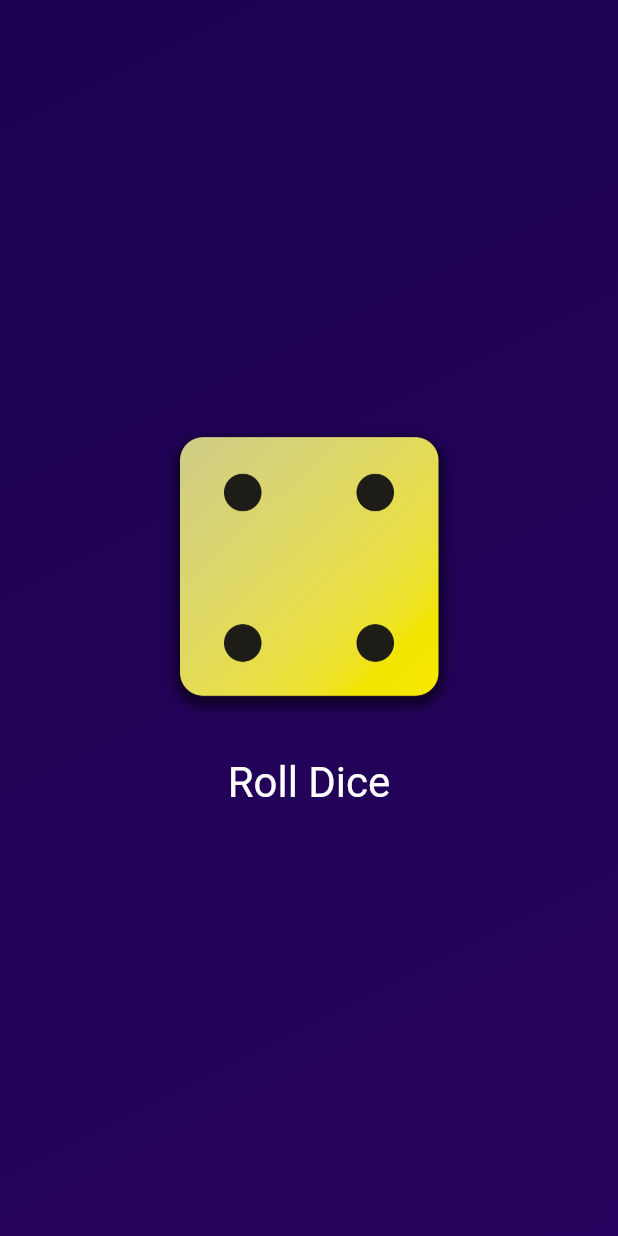
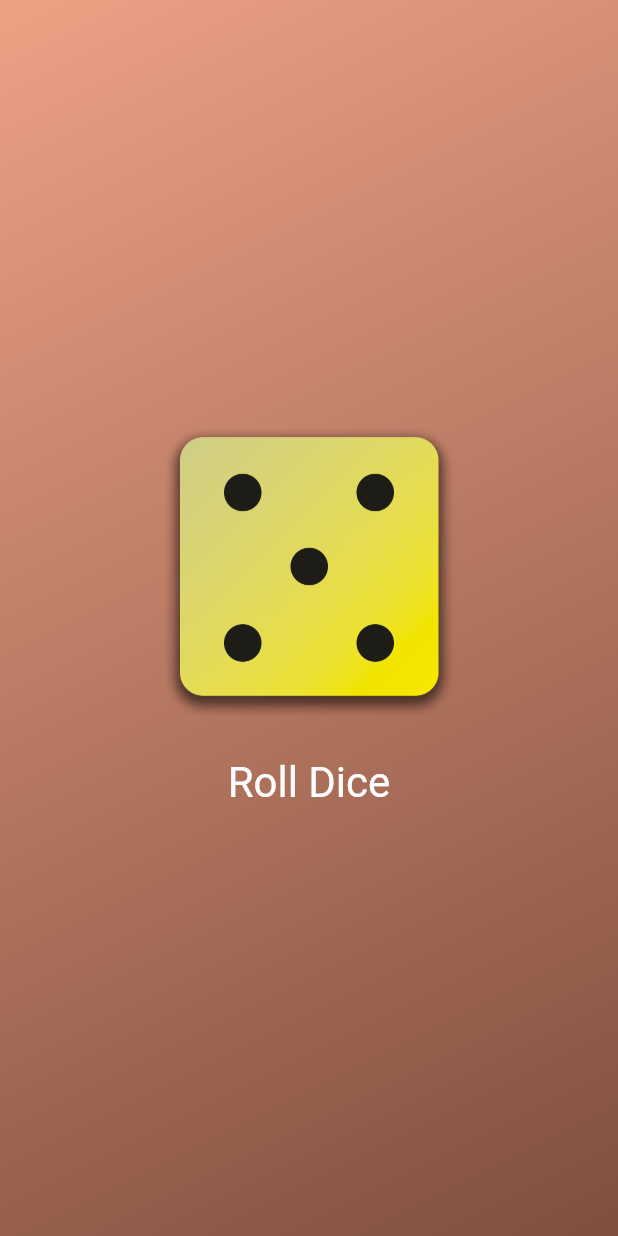
Before and after one commit to NikhilD1998/roll-dice-app, a Flutter app: the screen it shows after launch, after a tap on "Roll Dice", on a phone screen of 412 x 824 dp. Run offline on Flutter 3.47's test engine with Material 2 defaults, Android fonts, the phone set to English and light mode, and no system bars.

```diff
--- a/lib/dice_roller.dart
+++ b/lib/dice_roller.dart
@@ -1,3 +1,5 @@
+import 'dart:math';
+
 import 'package:flutter/material.dart';
 
 class DiceRoller extends StatefulWidget {
@@ -11,8 +13,9 @@ class _DiceRollerState extends State<DiceRoller> {
   var activeDiceImage = 'assets/Images/dice-2.png';
 
   void rolldice() {
+    var diceRoll = Random().nextInt(6) + 1;
     setState(() {
-      activeDiceImage = 'assets/Images/dice-4.png';
+      activeDiceImage = 'assets/Images/dice-$diceRoll.png';
     });
   }
 
--- a/lib/main.dart
+++ b/lib/main.dart
@@ -6,8 +6,8 @@ void main() {
   runApp(MaterialApp(
     home: Scaffold(
       body: GradientContainer(
-        Color.fromARGB(255, 26, 2, 80),
-        Color.fromARGB(255, 40, 2, 94),
+        Color.fromARGB(255, 238, 161, 133),
+        Color.fromARGB(255, 127, 79, 62),
       ),
     ),
   ));
```
